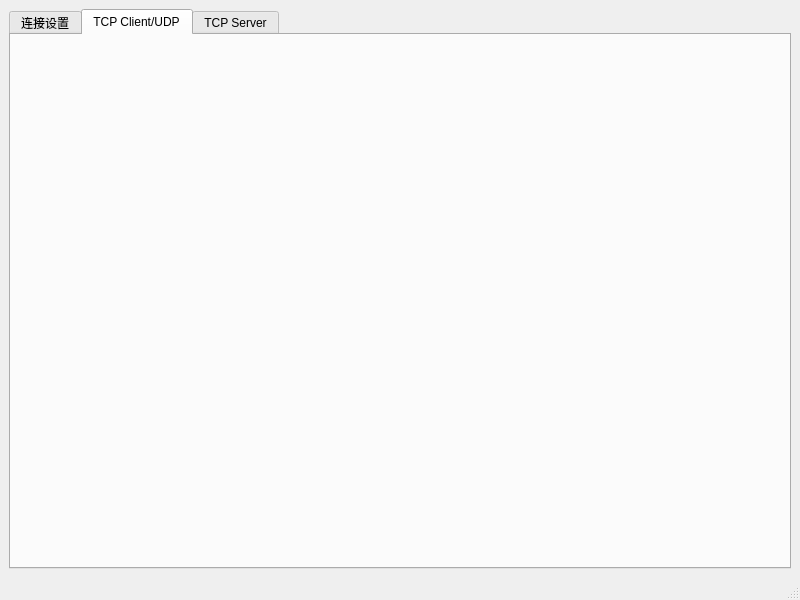
Before: the Qt Designer form mainwindow.ui in SimonYen/qtelnet, drawn with Qt 5.
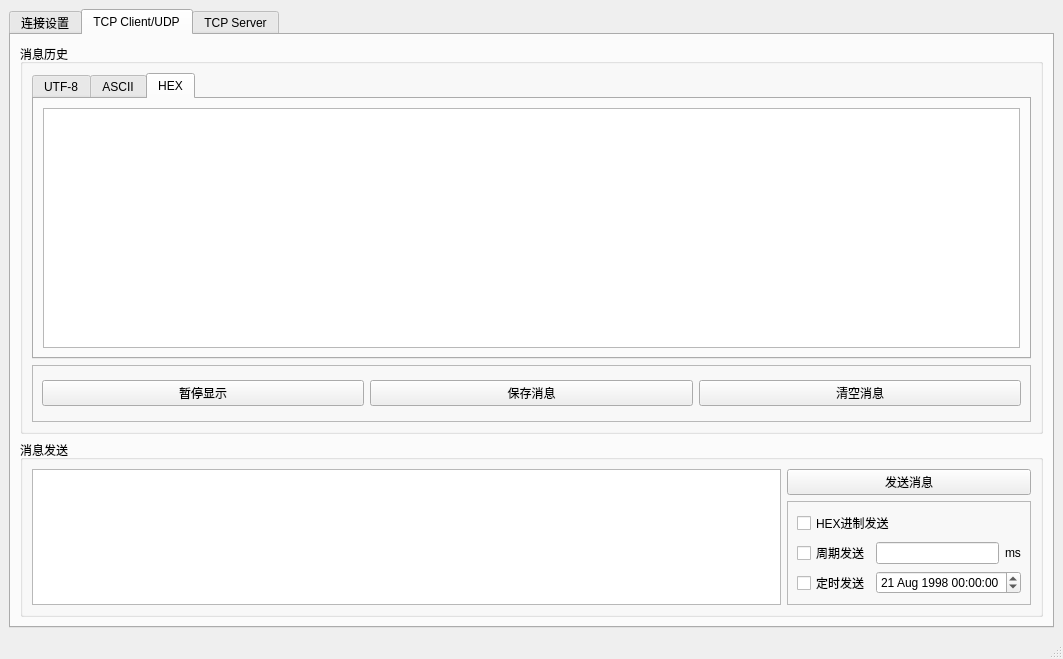
After: the same form once the commit is applied. The open tabs and pages were chosen to show the change. Icons and pictures are not drawn.

Patch:
```diff
--- a/mainwindow.ui
+++ b/mainwindow.ui
@@ -6,8 +6,8 @@
    <rect>
     <x>0</x>
     <y>0</y>
-    <width>800</width>
-    <height>600</height>
+    <width>1063</width>
+    <height>659</height>
    </rect>
   </property>
   <property name="windowTitle">
@@ -327,6 +327,210 @@
          <attribute name="title">
           <string>TCP Client/UDP</string>
          </attribute>
+         <layout class="QVBoxLayout" name="verticalLayout_11">
+          <item>
+           <layout class="QGridLayout" name="gridLayout_7" rowstretch="5,1">
+            <item row="0" column="0">
+             <widget class="QGroupBox" name="groupBox_3">
+              <property name="title">
+               <string>消息历史</string>
+              </property>
+              <layout class="QVBoxLayout" name="verticalLayout_9">
+               <item>
+                <layout class="QGridLayout" name="gridLayout_4" rowstretch="5,1">
+                 <item row="1" column="0">
+                  <widget class="QFrame" name="frame_4">
+                   <property name="frameShape">
+                    <enum>QFrame::Shape::StyledPanel</enum>
+                   </property>
+                   <property name="frameShadow">
+                    <enum>QFrame::Shadow::Raised</enum>
+                   </property>
+                   <layout class="QHBoxLayout" name="horizontalLayout_10">
+                    <item>
+                     <widget class="QPushButton" name="clientDisplayButton">
+                      <property name="text">
+                       <string>暂停显示</string>
+                      </property>
+                      <property name="icon">
+                       <iconset resource="icons.qrc">
+                        <normaloff>:/logo/icons/ufo.png</normaloff>:/logo/icons/ufo.png</iconset>
+                      </property>
+                     </widget>
+                    </item>
+                    <item>
+                     <widget class="QPushButton" name="clientSaveMessageButton">
+                      <property name="text">
+                       <string>保存消息</string>
+                      </property>
+                      <property name="icon">
+                       <iconset resource="icons.qrc">
+                        <normaloff>:/logo/icons/文件袋.png</normaloff>:/logo/icons/文件袋.png</iconset>
+                      </property>
+                     </widget>
+                    </item>
+                    <item>
+                     <widget class="QPushButton" name="clientClearMessageButton">
+                      <property name="text">
+                       <string>清空消息</string>
+                      </property>
+                      <property name="icon">
+                       <iconset resource="icons.qrc">
+                        <normaloff>:/logo/icons/垃圾桶.png</normaloff>:/logo/icons/垃圾桶.png</iconset>
+                      </property>
+                     </widget>
+                    </item>
+                   </layout>
+                  </widget>
+                 </item>
+                 <item row="0" column="0">
+                  <widget class="QTabWidget" name="clientTabWidget">
+                   <property name="currentIndex">
+                    <number>2</number>
+                   </property>
+                   <widget class="QWidget" name="tab_3">
+                    <attribute name="title">
+                     <string>UTF-8</string>
+                    </attribute>
+                    <layout class="QVBoxLayout" name="verticalLayout_5">
+                     <item>
+                      <widget class="QTextBrowser" name="clientUTFTextBrowser"/>
+                     </item>
+                    </layout>
+                   </widget>
+                   <widget class="QWidget" name="tab_6">
+                    <attribute name="title">
+                     <string>ASCII</string>
+                    </attribute>
+                    <layout class="QVBoxLayout" name="verticalLayout_7">
+                     <item>
+                      <widget class="QTextBrowser" name="clientASCIITextBrowser"/>
+                     </item>
+                    </layout>
+                   </widget>
+                   <widget class="QWidget" name="tab_5">
+                    <attribute name="title">
+                     <string>HEX</string>
+                    </attribute>
+                    <layout class="QVBoxLayout" name="verticalLayout_8">
+                     <item>
+                      <widget class="QTextBrowser" name="clientHEXTextBrowser"/>
+                     </item>
+                    </layout>
+                   </widget>
+                  </widget>
+                 </item>
+                </layout>
+               </item>
+              </layout>
+             </widget>
+            </item>
+            <item row="1" column="0">
+             <widget class="QGroupBox" name="groupBox_4">
+              <property name="title">
+               <string>消息发送</string>
+              </property>
+              <layout class="QHBoxLayout" name="horizontalLayout_13">
+               <item>
+                <layout class="QGridLayout" name="gridLayout_6" columnstretch="6,1">
+                 <item row="0" column="0">
+                  <widget class="QPlainTextEdit" name="clientMessageTextEdit"/>
+                 </item>
+                 <item row="0" column="1">
+                  <layout class="QGridLayout" name="gridLayout_5" rowstretch="1,1">
+                   <item row="0" column="0">
+                    <widget class="QPushButton" name="clientSendMessageButton">
+                     <property name="text">
+                      <string>发送消息</string>
+                     </property>
+                     <property name="icon">
+                      <iconset resource="icons.qrc">
+                       <normaloff>:/logo/icons/纸飞机.png</normaloff>:/logo/icons/纸飞机.png</iconset>
+                     </property>
+                    </widget>
+                   </item>
+                   <item row="1" column="0">
+                    <widget class="QFrame" name="frame_5">
+                     <property name="frameShape">
+                      <enum>QFrame::Shape::StyledPanel</enum>
+                     </property>
+                     <property name="frameShadow">
+                      <enum>QFrame::Shadow::Raised</enum>
+                     </property>
+                     <layout class="QVBoxLayout" name="verticalLayout_10">
+                      <item>
+                       <widget class="QCheckBox" name="checkBox_9">
+                        <property name="text">
+                         <string>HEX进制发送</string>
+                        </property>
+                       </widget>
+                      </item>
+                      <item>
+                       <layout class="QHBoxLayout" name="horizontalLayout_11">
+                        <item>
+                         <widget class="QCheckBox" name="checkBox_7">
+                          <property name="text">
+                           <string>周期发送</string>
+                          </property>
+                         </widget>
+                        </item>
+                        <item>
+                         <widget class="QLineEdit" name="lineEdit_2"/>
+                        </item>
+                        <item>
+                         <widget class="QLabel" name="label_6">
+                          <property name="text">
+                           <string>ms</string>
+                          </property>
+                         </widget>
+                        </item>
+                       </layout>
+                      </item>
+                      <item>
+                       <layout class="QHBoxLayout" name="horizontalLayout_12">
+                        <item>
+                         <widget class="QCheckBox" name="checkBox_8">
+                          <property name="text">
+                           <string>定时发送</string>
+                          </property>
+                         </widget>
+                        </item>
+                        <item>
+                         <widget class="QDateTimeEdit" name="dateTimeEdit">
+                          <property name="dateTime">
+                           <datetime>
+                            <hour>0</hour>
+                            <minute>0</minute>
+                            <second>0</second>
+                            <year>1998</year>
+                            <month>8</month>
+                            <day>21</day>
+                           </datetime>
+                          </property>
+                          <property name="date">
+                           <date>
+                            <year>1998</year>
+                            <month>8</month>
+                            <day>21</day>
+                           </date>
+                          </property>
+                         </widget>
+                        </item>
+                       </layout>
+                      </item>
+                     </layout>
+                    </widget>
+                   </item>
+                  </layout>
+                 </item>
+                </layout>
+               </item>
+              </layout>
+             </widget>
+            </item>
+           </layout>
+          </item>
+         </layout>
         </widget>
         <widget class="QWidget" name="tab_2">
          <attribute name="title">
```
Left out of the diff: 10 changed lines with no effect on the pictures.
